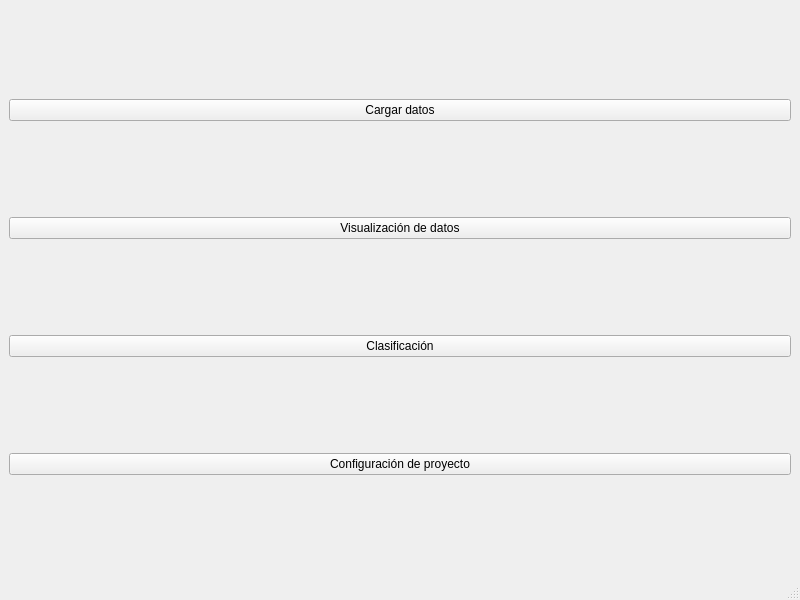
First picture: the form in Interfaces/Menu_seleccion.ui, repository adrianvillanueva997/computation_lab_2, before the edit.
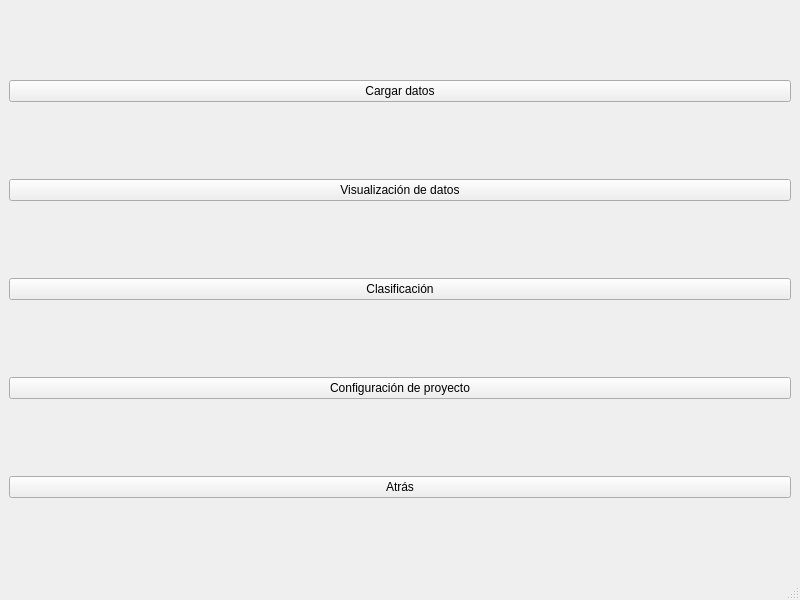
Second picture: the form after the edit.

```diff
--- a/Interfaces/Menu_seleccion.ui
+++ b/Interfaces/Menu_seleccion.ui
@@ -21,16 +21,6 @@
   </property>
   <widget class="QWidget" name="centralwidget">
    <layout class="QGridLayout" name="gridLayout">
-    <item row="0" column="0">
-     <widget class="QPushButton" name="pushButton">
-      <property name="cursor">
-       <cursorShape>PointingHandCursor</cursorShape>
-      </property>
-      <property name="text">
-       <string>Cargar datos</string>
-      </property>
-     </widget>
-    </item>
     <item row="1" column="0">
      <widget class="QPushButton" name="pushButton_2">
       <property name="cursor">
@@ -61,6 +51,23 @@
       </property>
      </widget>
     </item>
+    <item row="0" column="0">
+     <widget class="QPushButton" name="pushButton_CargarDatos">
+      <property name="cursor">
+       <cursorShape>PointingHandCursor</cursorShape>
+      </property>
+      <property name="text">
+       <string>Cargar datos</string>
+      </property>
+     </widget>
+    </item>
+    <item row="4" column="0">
+     <widget class="QPushButton" name="pushButton_Atras">
+      <property name="text">
+       <string>Atrás</string>
+      </property>
+     </widget>
+    </item>
    </layout>
   </widget>
   <widget class="QMenuBar" name="menubar">
```
Left out of the diff: 8 changed lines with no effect on the pictures.
